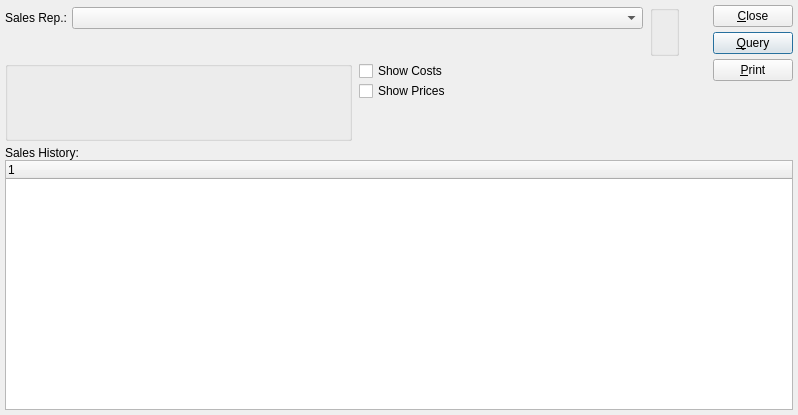
Qt form guiclient/dspBriefSalesHistoryBySalesRep.ui (Pegasus-RPG/xtuple-client) before a commit.
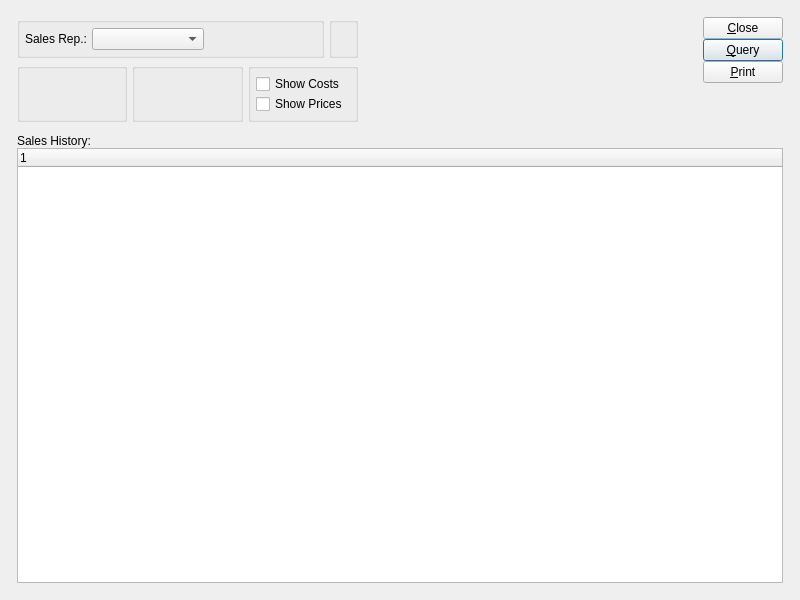
The same form after that commit. Custom widgets are drawn as their Qt base class.

Commit message: issue 8520:  Touch up layouts with tweaked clusters.

```diff
--- a/guiclient/dspBriefSalesHistoryBySalesRep.ui
+++ b/guiclient/dspBriefSalesHistoryBySalesRep.ui
@@ -13,54 +13,50 @@
    <rect>
     <x>0</x>
     <y>0</y>
-    <width>798</width>
-    <height>415</height>
+    <width>800</width>
+    <height>600</height>
    </rect>
   </property>
   <property name="windowTitle" >
    <string>Brief Sales History by Sales Rep.</string>
   </property>
-   <layout class="QVBoxLayout" >
-    <item>
-     <layout class="QHBoxLayout" >
+  <layout class="QGridLayout" name="gridLayout_7" >
+   <item row="0" column="0" >
+    <layout class="QGridLayout" name="gridLayout_6" >
       <property name="margin" >
-       <number>0</number>
+      <number>12</number>
       </property>
       <property name="spacing" >
-       <number>7</number>
-      </property>
+      <number>12</number>
+     </property>
+     <item row="0" column="0" >
+      <layout class="QHBoxLayout" name="horizontalLayout_3" >
       <item>
-       <layout class="QVBoxLayout" >
-        <property name="margin" >
-         <number>0</number>
-        </property>
-        <property name="spacing" >
-         <number>5</number>
-        </property>
+        <layout class="QGridLayout" name="gridLayout_5" >
+         <item row="0" column="0" >
+          <layout class="QHBoxLayout" name="horizontalLayout" >
         <item>
-         <layout class="QHBoxLayout" >
-          <property name="margin" >
-           <number>0</number>
-          </property>
-          <property name="spacing" >
-           <number>7</number>
-          </property>
-          <item>
+            <widget class="QGroupBox" name="_salesrepGroup" >
+             <property name="title" >
+              <string/>
+             </property>
+             <layout class="QGridLayout" name="gridLayout_2" >
+              <item row="0" column="0" >
            <layout class="QVBoxLayout" >
-            <property name="margin" >
-             <number>0</number>
-            </property>
             <property name="spacing" >
              <number>0</number>
             </property>
-            <item>
-             <layout class="QHBoxLayout" >
               <property name="margin" >
                <number>0</number>
               </property>
+                <item>
+                 <layout class="QHBoxLayout" >
               <property name="spacing" >
                <number>5</number>
               </property>
+                  <property name="margin" >
+                   <number>0</number>
+                  </property>
               <item>
                <widget class="QLabel" name="_salesrepLit" >
                 <property name="text" >
@@ -74,15 +70,26 @@
               <item>
                <widget class="XComboBox" name="_salesrep" >
                 <property name="sizePolicy" >
-                 <sizepolicy>
-                  <hsizetype>7</hsizetype>
-                  <vsizetype>0</vsizetype>
+                     <sizepolicy vsizetype="Fixed" hsizetype="Expanding" >
                   <horstretch>0</horstretch>
                   <verstretch>0</verstretch>
                  </sizepolicy>
                 </property>
                </widget>
               </item>
+                  <item>
+                   <spacer name="horizontalSpacer" >
+                    <property name="orientation" >
+                     <enum>Qt::Horizontal</enum>
+                    </property>
+                    <property name="sizeHint" stdset="0" >
+                     <size>
+                      <width>0</width>
+                      <height>20</height>
+                     </size>
+                    </property>
+                   </spacer>
+                  </item>
              </layout>
             </item>
             <item>
@@ -93,83 +100,75 @@
               <property name="sizeType" >
                <enum>QSizePolicy::Preferred</enum>
               </property>
-              <property name="sizeHint" >
+                  <property name="sizeHint" stdset="0" >
                <size>
                 <width>20</width>
-                <height>25</height>
+                    <height>0</height>
                </size>
               </property>
              </spacer>
             </item>
            </layout>
           </item>
+             </layout>
+            </widget>
+           </item>
           <item>
-           <widget class="WarehouseGroup" name="_warehouse" >
+            <widget class="QGroupBox" name="_dateGroup" >
             <property name="title" >
              <string/>
             </property>
-           </widget>
-          </item>
-          <item>
-           <layout class="QVBoxLayout" >
-            <property name="margin" >
-             <number>0</number>
-            </property>
-            <property name="spacing" >
-             <number>0</number>
-            </property>
-            <item>
+             <layout class="QGridLayout" name="gridLayout_3" >
+              <item row="0" column="0" >
              <widget class="DateCluster" name="_dates" />
             </item>
-            <item>
-             <spacer>
-              <property name="orientation" >
-               <enum>Qt::Vertical</enum>
-              </property>
-              <property name="sizeType" >
-               <enum>QSizePolicy::Preferred</enum>
-              </property>
-              <property name="sizeHint" >
-               <size>
-                <width>20</width>
-                <height>16</height>
-               </size>
-              </property>
-             </spacer>
-            </item>
-           </layout>
+             </layout>
+            </widget>
           </item>
          </layout>
         </item>
+         <item row="1" column="0" >
+          <layout class="QHBoxLayout" name="horizontalLayout_2" >
         <item>
-         <layout class="QHBoxLayout" >
-          <property name="margin" >
-           <number>0</number>
-          </property>
-          <property name="spacing" >
-           <number>7</number>
-          </property>
+            <widget class="WarehouseGroup" name="_warehouse" >
+             <property name="title" >
+              <string/>
+             </property>
+             <property name="fixedSize" >
+              <bool>false</bool>
+             </property>
+            </widget>
+           </item>
           <item>
            <widget class="ParameterGroup" name="_productCategory" >
             <property name="title" >
              <string/>
             </property>
+             <property name="fixedSize" >
+              <bool>false</bool>
+             </property>
            </widget>
           </item>
           <item>
+            <widget class="QGroupBox" name="_optionsGroup" >
+             <property name="title" >
+              <string/>
+             </property>
+             <layout class="QGridLayout" name="gridLayout_4" >
+              <item row="0" column="0" >
            <layout class="QVBoxLayout" >
-            <property name="margin" >
+                <property name="spacing" >
              <number>0</number>
             </property>
-            <property name="spacing" >
+                <property name="margin" >
              <number>0</number>
             </property>
             <item>
              <layout class="QHBoxLayout" >
-              <property name="margin" >
+                  <property name="spacing" >
                <number>0</number>
               </property>
-              <property name="spacing" >
+                  <property name="margin" >
                <number>0</number>
               </property>
               <item>
@@ -187,7 +186,7 @@
                 <property name="sizeType" >
                  <enum>QSizePolicy::Preferred</enum>
                 </property>
-                <property name="sizeHint" >
+                    <property name="sizeHint" stdset="0" >
                  <size>
                   <width>0</width>
                   <height>10</height>
@@ -199,10 +198,10 @@
             </item>
             <item>
              <layout class="QHBoxLayout" >
-              <property name="margin" >
+                  <property name="spacing" >
                <number>0</number>
               </property>
-              <property name="spacing" >
+                  <property name="margin" >
                <number>0</number>
               </property>
               <item>
@@ -220,7 +219,7 @@
                 <property name="sizeType" >
                  <enum>QSizePolicy::Preferred</enum>
                 </property>
-                <property name="sizeHint" >
+                    <property name="sizeHint" stdset="0" >
                  <size>
                   <width>0</width>
                   <height>20</height>
@@ -236,12 +235,12 @@
                <enum>Qt::Vertical</enum>
               </property>
               <property name="sizeType" >
-               <enum>QSizePolicy::Preferred</enum>
-              </property>
-              <property name="sizeHint" >
+                   <enum>QSizePolicy::Expanding</enum>
+                  </property>
+                  <property name="sizeHint" stdset="0" >
                <size>
                 <width>10</width>
-                <height>40</height>
+                    <height>0</height>
                </size>
               </property>
              </spacer>
@@ -249,24 +248,40 @@
            </layout>
           </item>
          </layout>
+            </widget>
         </item>
        </layout>
       </item>
+        </layout>
+       </item>
+       <item>
+        <spacer name="horizontalSpacer_2" >
+         <property name="orientation" >
+          <enum>Qt::Horizontal</enum>
+         </property>
+         <property name="sizeHint" stdset="0" >
+          <size>
+           <width>40</width>
+           <height>20</height>
+          </size>
+         </property>
+        </spacer>
+       </item>
       <item>
        <layout class="QVBoxLayout" >
-        <property name="margin" >
+         <property name="spacing" >
          <number>0</number>
         </property>
-        <property name="spacing" >
+         <property name="margin" >
          <number>0</number>
         </property>
         <item>
          <layout class="QVBoxLayout" >
-          <property name="margin" >
+           <property name="spacing" >
            <number>0</number>
           </property>
-          <property name="spacing" >
-           <number>5</number>
+           <property name="margin" >
+            <number>0</number>
           </property>
           <item>
            <widget class="QPushButton" name="_close" >
@@ -303,12 +318,12 @@
            <enum>Qt::Vertical</enum>
           </property>
           <property name="sizeType" >
-           <enum>QSizePolicy::Preferred</enum>
-          </property>
-          <property name="sizeHint" >
+            <enum>QSizePolicy::Expanding</enum>
+           </property>
+           <property name="sizeHint" stdset="0" >
            <size>
             <width>20</width>
-            <height>60</height>
+             <height>0</height>
            </size>
           </property>
          </spacer>
@@ -317,14 +332,32 @@
       </item>
      </layout>
     </item>
-    <item>
+     <item row="1" column="0" >
+      <widget class="QFrame" name="_frame" >
+       <property name="sizePolicy" >
+        <sizepolicy vsizetype="Expanding" hsizetype="Preferred" >
+         <horstretch>0</horstretch>
+         <verstretch>1</verstretch>
+        </sizepolicy>
+       </property>
+       <property name="frameShape" >
+        <enum>QFrame::NoFrame</enum>
+       </property>
+       <property name="frameShadow" >
+        <enum>QFrame::Raised</enum>
+       </property>
+       <layout class="QGridLayout" name="gridLayout" >
+        <property name="margin" >
+         <number>0</number>
+        </property>
+        <item row="0" column="0" >
      <layout class="QVBoxLayout" >
-      <property name="margin" >
-       <number>0</number>
-      </property>
       <property name="spacing" >
        <number>0</number>
       </property>
+          <property name="margin" >
+           <number>0</number>
+          </property>
       <item>
        <widget class="QLabel" name="_cohistLit" >
         <property name="text" >
@@ -341,6 +374,13 @@
      </layout>
     </item>
    </layout>
+       <zorder></zorder>
+       <zorder></zorder>
+      </widget>
+     </item>
+    </layout>
+   </item>
+  </layout>
  </widget>
  <layoutdefault spacing="5" margin="5" />
  <pixmapfunction>qPixmapFromMimeSource</pixmapfunction>
@@ -350,25 +390,25 @@
    <extends>QWidget</extends>
    <header>datecluster.h</header>
   </customwidget>
-  <customwidget>
-   <class>XComboBox</class>
-   <extends>QComboBox</extends>
-   <header>xcombobox.h</header>
-  </customwidget>
   <customwidget>
    <class>ParameterGroup</class>
    <extends>QGroupBox</extends>
    <header>parametergroup.h</header>
   </customwidget>
+  <customwidget>
+   <class>WarehouseGroup</class>
+   <extends>QGroupBox</extends>
+   <header>warehousegroup.h</header>
+  </customwidget>
   <customwidget>
    <class>XCheckBox</class>
    <extends>QCheckBox</extends>
    <header>xcheckbox.h</header>
   </customwidget>
   <customwidget>
-   <class>WarehouseGroup</class>
-   <extends>QGroupBox</extends>
-   <header>warehousegroup.h</header>
+   <class>XComboBox</class>
+   <extends>QComboBox</extends>
+   <header>xcombobox.h</header>
   </customwidget>
   <customwidget>
    <class>XTreeWidget</class>
```
Left out of the diff: 3 changed lines with no effect on the pictures. Lines whose indentation alone changed are shown as unchanged. The commit also changes 34 other files.
